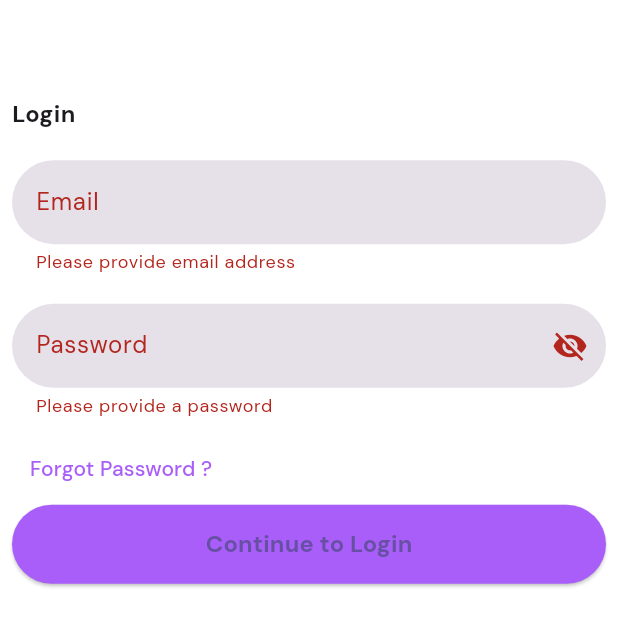
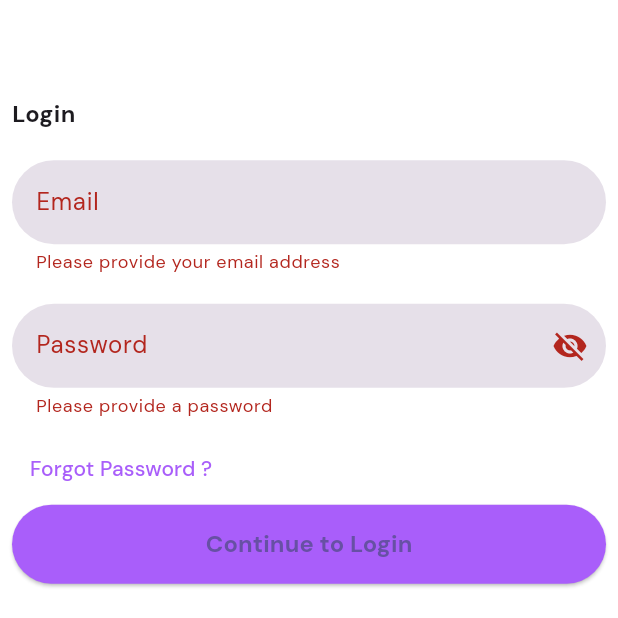
Before and after one commit to Shaleenokotch/furniture-app, a Flutter app: the screen it shows after launch, after a tap on "Continue to Login", on a phone screen of 412 x 824 dp, the top half of it. Run offline on Flutter 3.47's test engine with Material 3 defaults, Android fonts, the phone set to English and light mode, and no system bars; our stand-ins replace firebase_auth, firebase_core, firebase_database, flutter_signin_button, google_fonts; accounts and stored records are empty.

Commit message:
change email validator text

```diff
--- a/lib/screens/login/component/login_widget.dart
+++ b/lib/screens/login/component/login_widget.dart
@@ -43,7 +43,7 @@ class _LoginWidgetState extends State<LoginWidget> {
                 controller: usernameController,
                 validator: (value) {
                   if (value!.isEmpty) {
-                    return "Please provide email address";
+                    return "Please provide your email address";
                   }
                   return null;
                 },
```
Also changed, not shown: pubspec.lock.
